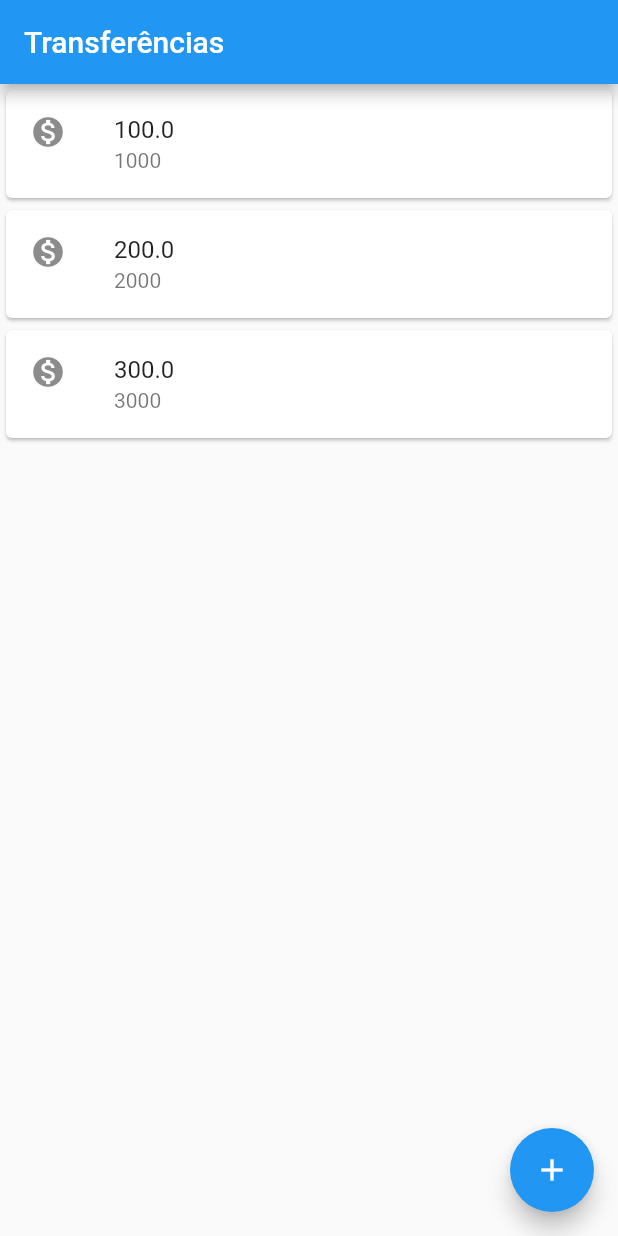
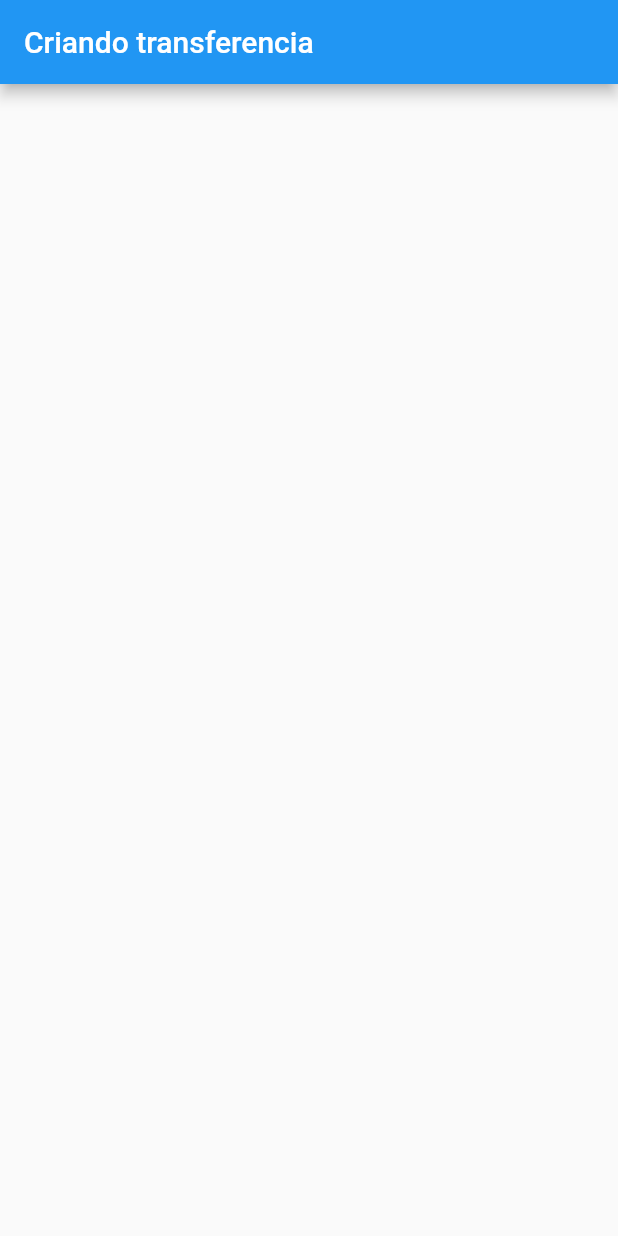
Before and after one commit to kamilaserpa/flutter-study, a Flutter app: the screen it shows after launch, on a phone screen of 412 x 824 dp. Run offline on Flutter 3.47's test engine with Material 2 defaults, Android fonts, the light colour scheme and no system bars.

Commit message:
3.1 Hot reload

```diff
--- a/lib/main.dart
+++ b/lib/main.dart
@@ -2,29 +2,45 @@
 
 import 'package:flutter/material.dart';
 
-void main() => runApp(
-      MaterialApp(
+void main() => runApp(BytebankApp());
+
+class BytebankApp extends StatelessWidget {
+  @override
+  Widget build(BuildContext context) {
+    return MaterialApp(
       home: Scaffold(
-          appBar: AppBar(
-            title: Text('Transferências'),
-          ),
-          body: ListaTransferencia(),
-          floatingActionButton:
-              FloatingActionButton(onPressed: () {}, child: Icon(Icons.add)),
-        ),
+        body: FormularioTransferencia(),
       ),
     );
+  }
+}
+
+class FormularioTransferencia extends StatelessWidget {
+  @override
+  Widget build(BuildContext context) {
+    return Scaffold(
+      appBar: AppBar(title: Text('Criando transferencia')),
+    );
+  }
+}
 
 class ListaTransferencia extends StatelessWidget {
   @override
   Widget build(BuildContext context) {
-    return Column(
+    return Scaffold(
+      appBar: AppBar(
+        title: Text('Transferências'),
+      ),
+      body: Column(
         // ignore: prefer_const_literals_to_create_immutables
         children: <Widget>[
           ItemTransferencia(Transferencia(100.0, 1000)),
           ItemTransferencia(Transferencia(200.0, 2000)),
           ItemTransferencia(Transferencia(300.0, 3000)),
         ],
+      ),
+      floatingActionButton:
+          FloatingActionButton(onPressed: () {}, child: Icon(Icons.add)),
     );
   }
 }
```
Also changed, not shown: 1 other file. Lines whose indentation alone changed are shown as unchanged.
